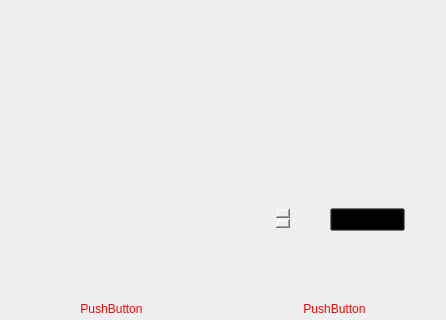
Before: the Qt Designer form deliciousClient/mainwindow.ui in gaoxiaojun/delicacymap, drawn with Qt 5; both pictures show x 0 to 446 and y 172 to 492 of the 446 by 492 pixel window.
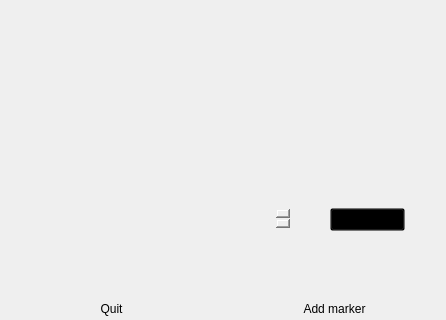
After: the same form once the commit is applied. Icons and pictures are not drawn.

The edit to the form file:
```diff
--- a/deliciousClient/mainwindow.ui
+++ b/deliciousClient/mainwindow.ui
@@ -382,12 +382,9 @@
        <number>0</number>
       </property>
       <item>
-       <widget class="QPushButton" name="pushButton_L">
-        <property name="styleSheet">
-         <string notr="true">QPushButton { color: red }</string>
-        </property>
+       <widget class="QPushButton" name="btn_quit">
         <property name="text">
-         <string>PushButton</string>
+         <string>Quit</string>
         </property>
         <property name="flat">
          <bool>true</bool>
@@ -395,12 +392,22 @@
        </widget>
       </item>
       <item>
-       <widget class="QPushButton" name="pushButton_R">
-        <property name="styleSheet">
-         <string notr="true">QPushButton { color: red }</string>
+       <widget class="QPushButton" name="btn_addMarker">
+        <property name="layoutDirection">
+         <enum>Qt::RightToLeft</enum>
         </property>
         <property name="text">
-         <string>PushButton</string>
+         <string>Add marker</string>
+        </property>
+        <property name="icon">
+         <iconset resource="mainwindow.qrc">
+          <normaloff>:/Icons/arrow_right.png</normaloff>:/Icons/arrow_right.png</iconset>
+        </property>
+        <property name="iconSize">
+         <size>
+          <width>20</width>
+          <height>20</height>
+         </size>
         </property>
         <property name="flat">
          <bool>true</bool>
```
Left out of the diff: 157 changed lines with no effect on the pictures.
